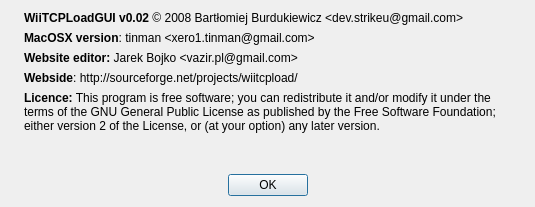
First picture: the form in c++/forms/about.ui, repository dev-0x7C6/qwiiload, before the edit.
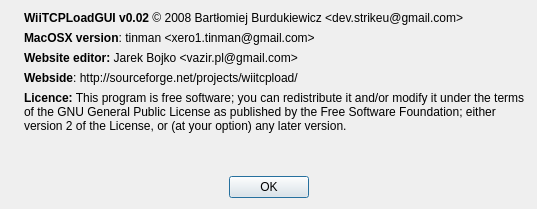
Second picture: the form after the edit. Icons and pictures are not drawn.

```diff
--- a/c++/forms/about.ui
+++ b/c++/forms/about.ui
@@ -5,8 +5,8 @@
    <rect>
     <x>0</x>
     <y>0</y>
-    <width>535</width>
-    <height>207</height>
+    <width>537</width>
+    <height>209</height>
    </rect>
   </property>
   <property name="windowTitle" >
@@ -17,6 +17,8 @@
   </property>
   <layout class="QGridLayout" >
    <item rowspan="5" row="0" column="0" >
+    <layout class="QGridLayout" >
+     <item row="0" column="0" >
     <widget class="QLabel" name="label" >
      <property name="sizePolicy" >
       <sizepolicy vsizetype="Maximum" hsizetype="Maximum" >
@@ -34,6 +36,8 @@
       <cstring>label</cstring>
      </property>
     </widget>
+     </item>
+    </layout>
    </item>
    <item row="0" column="1" >
     <layout class="QHBoxLayout" >
```
Left out of the diff: 3 changed lines with no effect on the pictures. Lines whose indentation alone changed are shown as unchanged.
